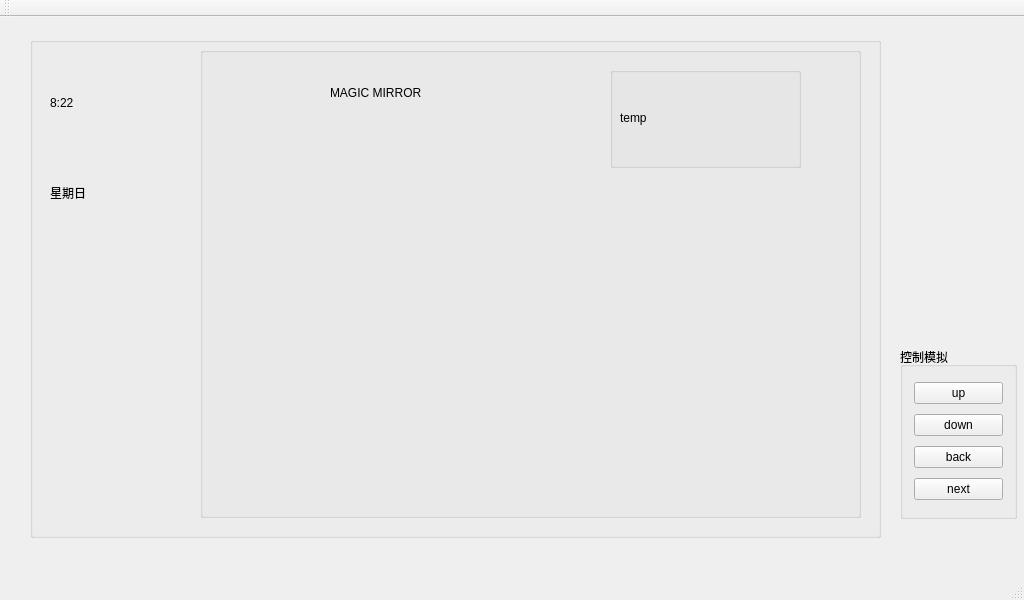
First picture: the form in PORT_MODE/mainwindow.ui, repository SARS-CLASSIFY/qt_raspi, before the edit.
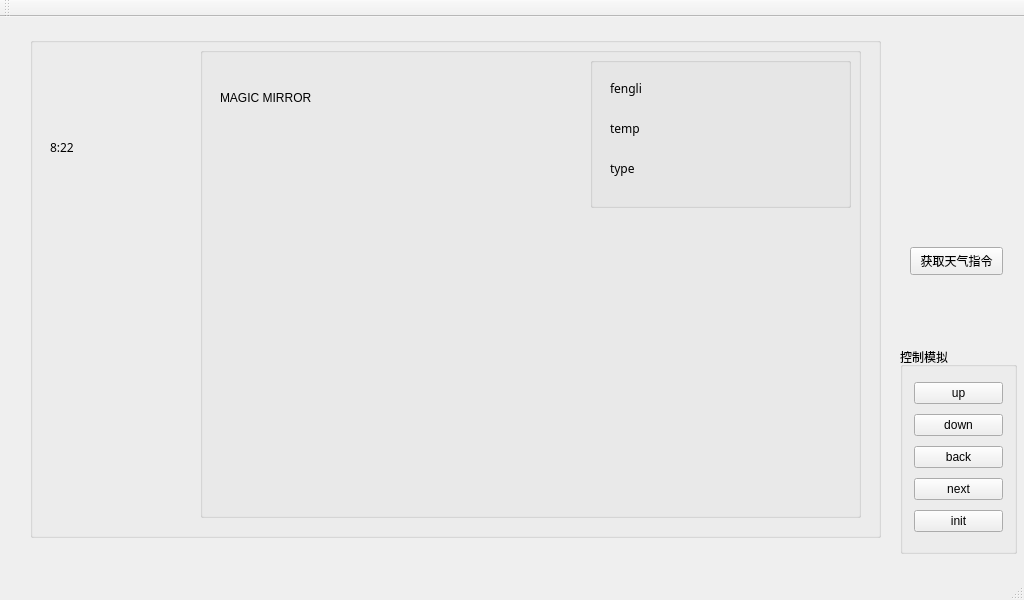
Second picture: the form after the edit. Icons and pictures are not drawn.

```diff
--- a/PORT_MODE/mainwindow.ui
+++ b/PORT_MODE/mainwindow.ui
@@ -47,9 +47,14 @@
         <x>20</x>
         <y>20</y>
         <width>121</width>
-        <height>91</height>
+        <height>181</height>
        </rect>
       </property>
+      <property name="font">
+       <font>
+        <family>楷体</family>
+       </font>
+      </property>
       <property name="text">
        <string>8:22</string>
       </property>
@@ -57,22 +62,6 @@
        <bool>true</bool>
       </property>
      </widget>
-     <widget class="QLabel" name="date">
-      <property name="geometry">
-       <rect>
-        <x>20</x>
-        <y>100</y>
-        <width>121</width>
-        <height>111</height>
-       </rect>
-      </property>
-      <property name="text">
-       <string>星期日</string>
-      </property>
-      <property name="wordWrap">
-       <bool>true</bool>
-      </property>
-     </widget>
      <widget class="QGroupBox" name="groupBox_3">
       <property name="geometry">
        <rect>
@@ -88,10 +77,10 @@
       <widget class="QLabel" name="main_theam">
        <property name="geometry">
         <rect>
-         <x>130</x>
+         <x>20</x>
          <y>20</y>
-         <width>421</width>
-         <height>51</height>
+         <width>361</width>
+         <height>61</height>
         </rect>
        </property>
        <property name="text">
@@ -101,10 +90,10 @@
       <widget class="QGroupBox" name="groupBox_2">
        <property name="geometry">
         <rect>
-         <x>410</x>
-         <y>20</y>
-         <width>191</width>
-         <height>101</height>
+         <x>390</x>
+         <y>10</y>
+         <width>261</width>
+         <height>151</height>
         </rect>
        </property>
        <property name="title">
@@ -113,8 +102,8 @@
        <widget class="QLabel" name="whether">
         <property name="geometry">
          <rect>
-          <x>110</x>
-          <y>20</y>
+          <x>160</x>
+          <y>30</y>
           <width>71</width>
           <height>61</height>
          </rect>
@@ -135,15 +124,56 @@
          <bool>true</bool>
         </property>
        </widget>
+       <widget class="QLabel" name="fengli">
+        <property name="geometry">
+         <rect>
+          <x>20</x>
+          <y>20</y>
+          <width>131</width>
+          <height>22</height>
+         </rect>
+        </property>
+        <property name="font">
+         <font>
+          <family>楷体</family>
+         </font>
+        </property>
+        <property name="text">
+         <string>fengli</string>
+        </property>
+       </widget>
+       <widget class="QLabel" name="type">
+        <property name="geometry">
+         <rect>
+          <x>20</x>
+          <y>100</y>
+          <width>131</width>
+          <height>22</height>
+         </rect>
+        </property>
+        <property name="font">
+         <font>
+          <family>楷体</family>
+         </font>
+        </property>
+        <property name="text">
+         <string>type</string>
+        </property>
+       </widget>
        <widget class="QLabel" name="temperature">
         <property name="geometry">
          <rect>
-          <x>10</x>
-          <y>20</y>
-          <width>61</width>
-          <height>61</height>
+          <x>20</x>
+          <y>60</y>
+          <width>111</width>
+          <height>22</height>
          </rect>
         </property>
+        <property name="font">
+         <font>
+          <family>楷体</family>
+         </font>
+        </property>
         <property name="text">
          <string>temp</string>
         </property>
@@ -190,7 +220,7 @@
       <x>900</x>
       <y>330</y>
       <width>117</width>
-      <height>172</height>
+      <height>207</height>
      </rect>
     </property>
     <property name="title">
@@ -225,8 +255,28 @@
        </property>
       </widget>
      </item>
+     <item row="4" column="0">
+      <widget class="QPushButton" name="pushButton_6">
+       <property name="text">
+        <string>init</string>
+       </property>
+      </widget>
+     </item>
     </layout>
    </widget>
+   <widget class="QPushButton" name="pushButton_5">
+    <property name="geometry">
+     <rect>
+      <x>910</x>
+      <y>230</y>
+      <width>93</width>
+      <height>28</height>
+     </rect>
+    </property>
+    <property name="text">
+     <string>获取天气指令</string>
+    </property>
+   </widget>
   </widget>
   <widget class="QToolBar" name="mainToolBar">
    <attribute name="toolBarArea">
```
